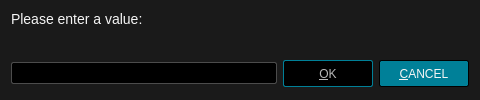
u8sand/Baka-MPlayer, file src/ui/inputdialog.ui: the form before one commit.
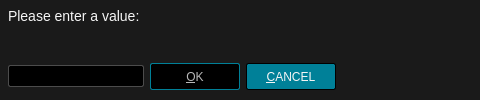
The form after the commit.

Commit message: Added IrcDialog class

What changed in the file:
```diff
--- a/src/ui/inputdialog.ui
+++ b/src/ui/inputdialog.ui
@@ -54,12 +54,15 @@
     color: #B8B8B8;
 }</string>
   </property>
-  <layout class="QVBoxLayout" name="verticalLayout">
-   <property name="spacing">
-    <number>0</number>
-   </property>
-   <item>
     <widget class="QLabel" name="messageLabel">
+   <property name="geometry">
+    <rect>
+     <x>8</x>
+     <y>8</y>
+     <width>139</width>
+     <height>19</height>
+    </rect>
+   </property>
      <property name="styleSheet">
       <string notr="true">#messageLabel {
 	font-size: 14px;
@@ -72,9 +75,15 @@
       <set>Qt::AlignLeading|Qt::AlignLeft|Qt::AlignTop</set>
      </property>
     </widget>
-   </item>
-   <item>
     <widget class="QWidget" name="horizontalWidget" native="true">
+   <property name="geometry">
+    <rect>
+     <x>8</x>
+     <y>63</y>
+     <width>328</width>
+     <height>29</height>
+    </rect>
+   </property>
      <property name="sizePolicy">
       <sizepolicy hsizetype="Preferred" vsizetype="Fixed">
        <horstretch>0</horstretch>
@@ -138,8 +147,6 @@
       </item>
      </layout>
     </widget>
-   </item>
-  </layout>
  </widget>
  <resources/>
  <connections/>
```
Lines whose indentation alone changed are shown as unchanged. The commit also changes 4 other files.
